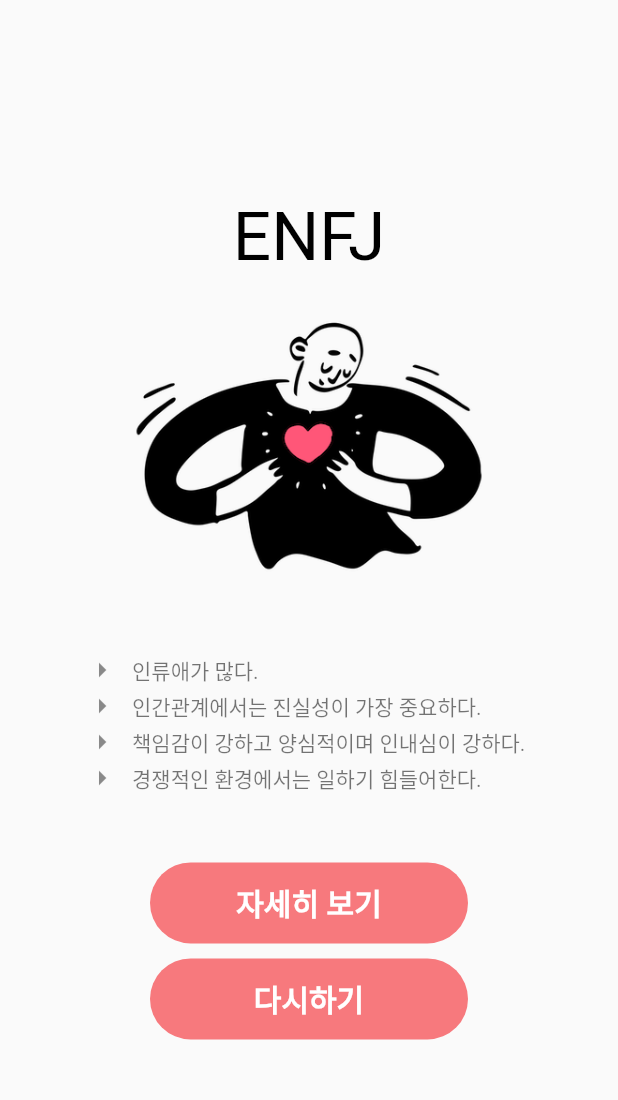
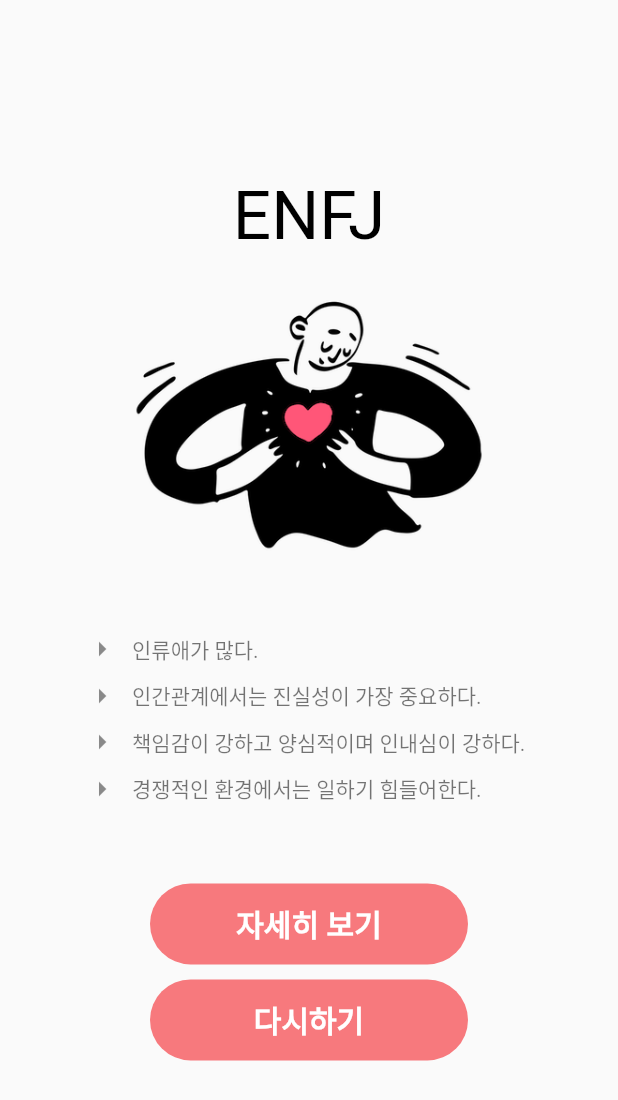
Before and after one commit to 9weeks-flutter-sfac/E1I3-challenge-MBTI-, a Flutter app: the ResultPage screen opened directly with empty values, on a phone screen of 412 x 824 dp. Shown: the top 1100 px of the screen. Run offline on Flutter 3.47's test engine with Material 2 defaults, Android fonts, the phone set to English and light mode, and no system bars; Roboto replaces fonts that are missing (PretendardBold, PretendardRegular, PretendardSemiBold).

Commit message:
이제는 최종이다

```diff
--- a/challenge/your_type_mbti/lib/results_page.dart
+++ b/challenge/your_type_mbti/lib/results_page.dart
@@ -186,7 +186,9 @@ class _ResultPageState extends State<ResultPage> {
 }
 
 Widget _buildBulletText(String text) {
-  return Row(
+  return Column(
+    children: [
+      Row(
         children: [
           Icon(Icons.arrow_right),
           SizedBox(width: 8),
@@ -198,5 +200,10 @@ Widget _buildBulletText(String text) {
           ),
 
         ],
+      ),
+      const SizedBox(
+        height: 7,
+      )
+    ],
   );
 }
```
Lines whose indentation alone changed are shown as unchanged.
